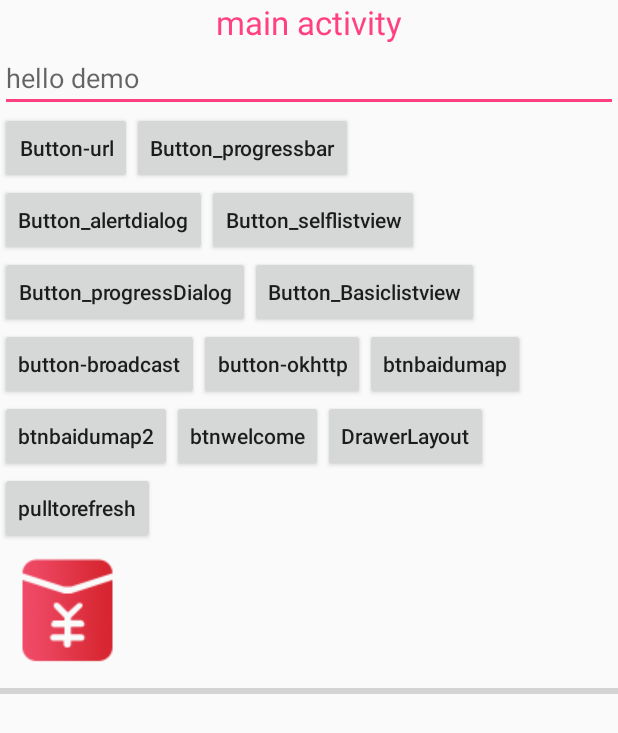
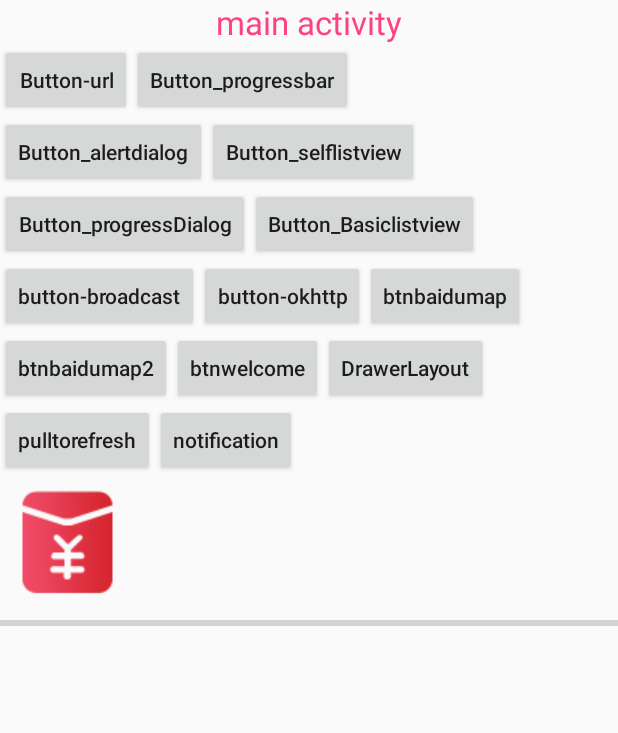
Before and after one commit to leiak/Demo2, an Android app: the MainActivity screen opened directly, with no data from a screen before it, on a phone screen of 412 x 824 dp. Shown: the top 733 px of the screen. Run offline under Robolectric (Android 15) with nearby library versions, the phone set to English and light mode, and no system bars.

Commit message:
add Notification

```diff
--- a/app/src/main/java/cn/hello/demo2/fragment/SlideFirstFragment.java
+++ b/app/src/main/java/cn/hello/demo2/fragment/SlideFirstFragment.java
@@ -27,4 +27,6 @@ public class SlideFirstFragment extends Fragment {
         return inflater.inflate(R.layout.fragment_slide_first, container, false);
     }
 
+
+
 }
--- a/app/src/main/res/layout/activity_main.xml
+++ b/app/src/main/res/layout/activity_main.xml
@@ -16,12 +16,6 @@
         android:textSize="22sp"
         android:textColor="@color/colorAccent"
          />
-    <EditText
-        android:id="@+id/edittext"
-        android:hint="hello demo"
-        android:layout_width="match_parent"
-        android:layout_height="wrap_content" />
-
 
     <LinearLayout
         android:layout_width="wrap_content"
@@ -131,6 +125,12 @@
             android:textAllCaps="false"
             android:layout_width="wrap_content"
             android:layout_height="wrap_content"/>
+        <Button
+            android:id="@+id/notification"
+            android:text="notification"
+            android:textAllCaps="false"
+            android:layout_width="wrap_content"
+            android:layout_height="wrap_content"/>
     </LinearLayout>
 
     <ImageView
```
Also changed, not shown: app/src/main/java/cn/hello/demo2/MainActivity.java (+38 -0 lines), app/src/main/java/cn/hello/demo2/WelcomeActivity.java (+13 -5 lines).
